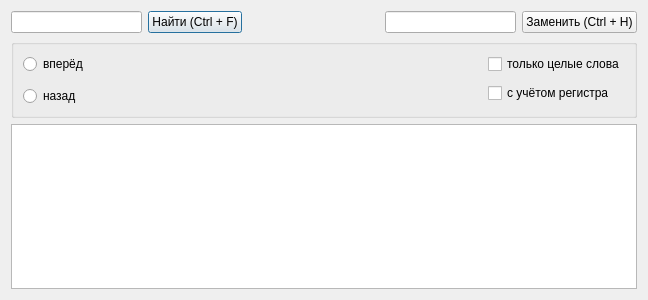
Before: the Qt Designer form Search/searchdialog.ui in atikbif/relkonIDE, drawn with Qt 5.
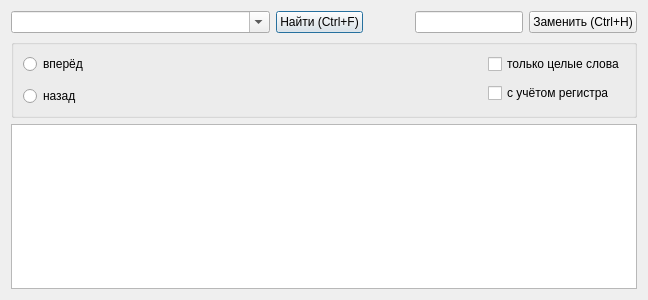
After: the same form once the commit is applied. Icons and pictures are not drawn.

```diff
--- a/Search/searchdialog.ui
+++ b/Search/searchdialog.ui
@@ -18,16 +18,22 @@
     <normaloff>:/srch_32.ico</normaloff>:/srch_32.ico</iconset>
   </property>
   <layout class="QGridLayout" name="gridLayout_2">
-   <item row="0" column="0">
-    <widget class="QLineEdit" name="lineEditSearch"/>
-   </item>
    <item row="0" column="1">
     <widget class="QPushButton" name="pushButtonSearch">
+     <property name="sizePolicy">
+      <sizepolicy hsizetype="Minimum" vsizetype="Fixed">
+       <horstretch>0</horstretch>
+       <verstretch>0</verstretch>
+      </sizepolicy>
+     </property>
      <property name="text">
-      <string>Найти (Ctrl + F)</string>
+      <string>Найти (Ctrl+F)</string>
      </property>
     </widget>
    </item>
+   <item row="0" column="3">
+    <widget class="QLineEdit" name="lineEditReplace"/>
+   </item>
    <item row="0" column="2">
     <spacer name="horizontalSpacer_3">
      <property name="orientation">
@@ -41,17 +47,17 @@
      </property>
     </spacer>
    </item>
-   <item row="0" column="3">
-    <widget class="QLineEdit" name="lineEditReplace"/>
+   <item row="3" column="0" colspan="5">
+    <widget class="QListWidget" name="listWidget"/>
    </item>
    <item row="0" column="4">
     <widget class="QPushButton" name="pushButtonReplace">
      <property name="text">
-      <string>Заменить (Ctrl + H)</string>
+      <string>Заменить (Ctrl+H)</string>
      </property>
     </widget>
    </item>
-   <item row="1" column="0" colspan="5">
+   <item row="2" column="0" colspan="5">
     <widget class="QGroupBox" name="groupBox">
      <property name="title">
       <string/>
@@ -101,8 +107,18 @@
      </layout>
     </widget>
    </item>
-   <item row="2" column="0" colspan="5">
-    <widget class="QListWidget" name="listWidget"/>
+   <item row="0" column="0">
+    <widget class="QComboBox" name="comboBoxSearch">
+     <property name="sizePolicy">
+      <sizepolicy hsizetype="Preferred" vsizetype="Fixed">
+       <horstretch>1</horstretch>
+       <verstretch>0</verstretch>
+      </sizepolicy>
+     </property>
+     <property name="editable">
+      <bool>true</bool>
+     </property>
+    </widget>
    </item>
   </layout>
  </widget>
```
